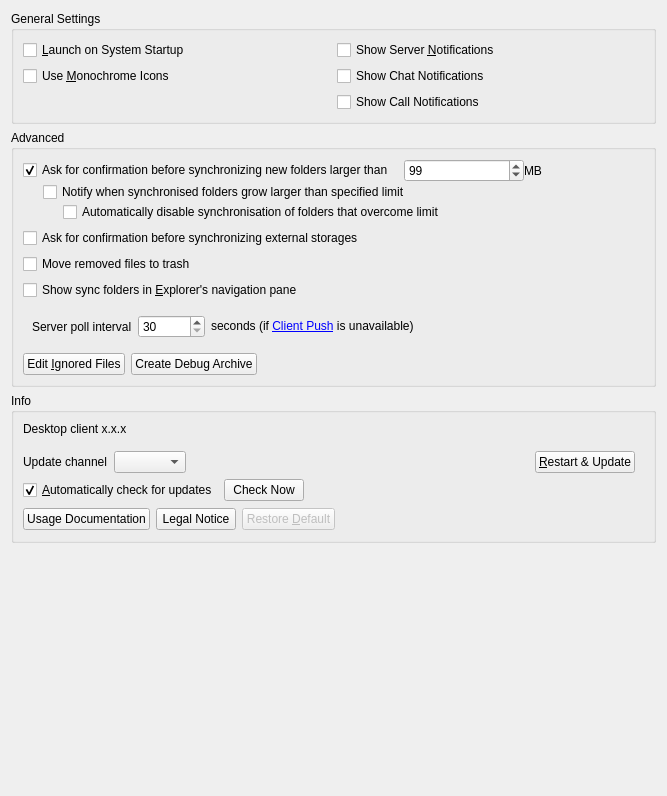
First picture: the form in src/gui/generalsettings.ui, repository nextcloud/desktop, before the edit.
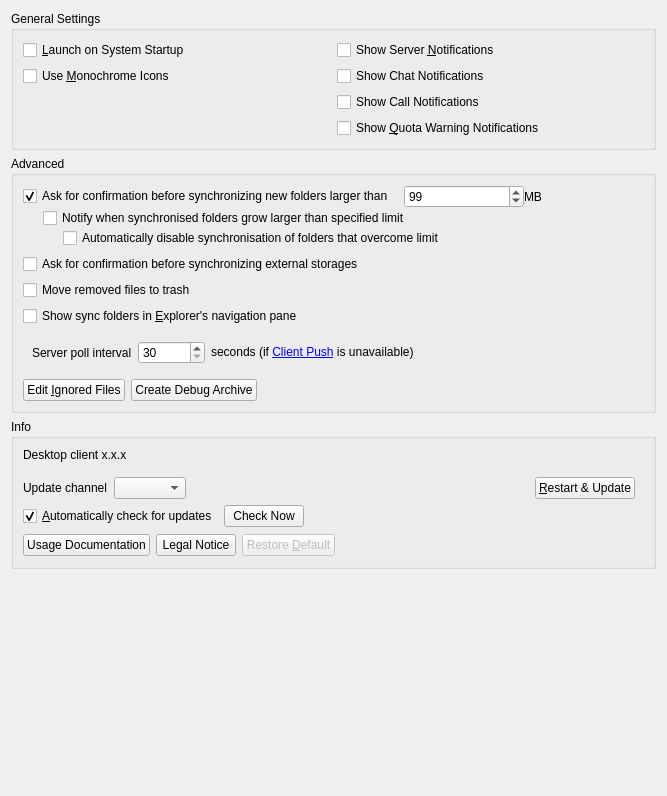
Second picture: the form after the edit.

Commit message: QuotaWarning CheckBox implemented and connected via cfgfile. Settingsmenu does not show up

Diff of the .ui file:
```diff
--- a/src/gui/generalsettings.ui
+++ b/src/gui/generalsettings.ui
@@ -58,6 +58,13 @@
         </property>
        </widget>
       </item>
+      <item row="3" column="1">
+       <widget class="QCheckBox" name="quotaWarningNotificationCheckBox">
+        <property name="text">
+         <string>Show &amp;Quota Warning Notifications</string>
+        </property>
+       </widget>
+      </item>
      </layout>
     </widget>
    </item>
```
The commit also changes 5 other files.
